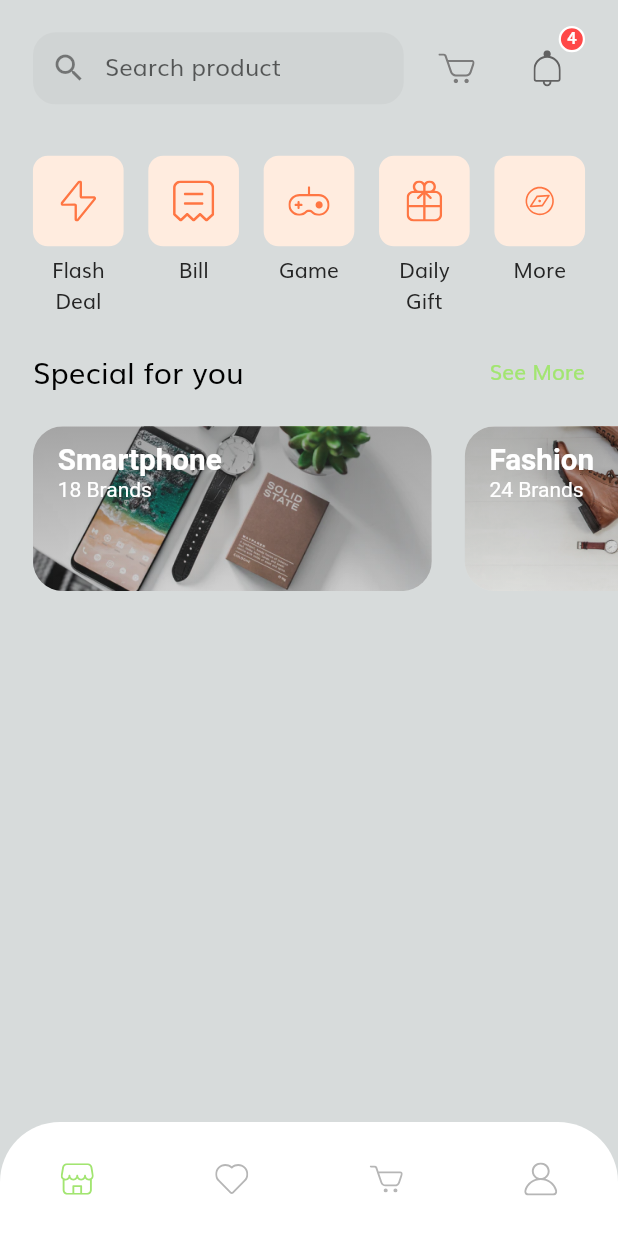
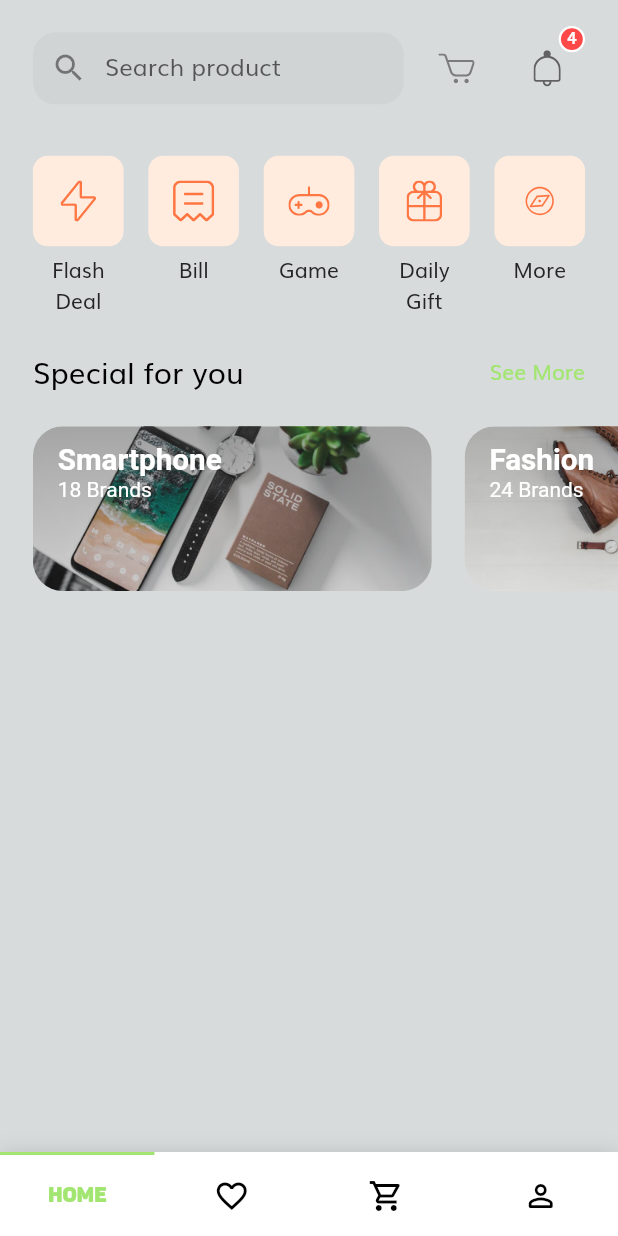
Before and after one commit to SamadDev/MVVM-Ecommerce-FlutterApp, a Flutter app: the HomeScreen screen opened by its route, on a phone screen of 412 x 824 dp. Run offline on Flutter 3.47's test engine with Material 2 defaults, Android fonts, the phone set to English and light mode, and no system bars; drawn by our look-alikes of titled_navigation_bar; our stand-ins replace cloud_firestore, firebase_auth, firebase_core, flutter_svg, modal_progress_hud_nsn; accounts and stored records are empty.

```diff
--- a/lib/screens/cart/components/body.dart
+++ b/lib/screens/cart/components/body.dart
@@ -19,7 +19,7 @@ class _cartBodyState extends State<cartBody> {
   @override
   Widget build(BuildContext context) {
     User user = context.read<AuthenticationService>().CurrentUser();
-    final users_dbServices u = new users_dbServices(uid: user.uid);
+    final users_dbServices u = users_dbServices(uid: user.uid);
 
     return Padding(
       padding:
@@ -28,7 +28,7 @@ class _cartBodyState extends State<cartBody> {
         future: u.getUserCart(),
         builder: (context, snapshot) {
           if (snapshot.connectionState == ConnectionState.done) {
-            print(u.CartProds.length);
+            print(u.userCart.length);
             return ListView.builder(
               itemCount: u.userCart.length,
               itemBuilder: (context, index) => Padding(
--- a/lib/screens/home/home_screen.dart
+++ b/lib/screens/home/home_screen.dart
@@ -1,10 +1,15 @@
 import 'package:flutter/material.dart';
+import 'package:flutter_svg/flutter_svg.dart';
 import 'package:shop_app/components/coustom_bottom_nav_bar.dart';
-import 'package:shop_app/enums.dart';
+import 'package:shop_app/constants.dart';
+import 'package:titled_navigation_bar/titled_navigation_bar.dart';
 import 'package:firebase_auth/firebase_auth.dart';
 import 'components/body.dart';
 import '../../../Services/Products_db.dart';
 import '../../../size_config.dart';
+import 'package:shop_app/screens/splash/splash_screen.dart';
+import 'package:shop_app/screens/cart/cart_screen.dart';
+import 'package:shop_app/screens/profile/profile_screen.dart';
 
 class HomeScreen extends StatefulWidget {
   static String routeName = "/home";
@@ -13,15 +18,20 @@ class HomeScreen extends StatefulWidget {
 }
 
 class _HomeScreenState extends State<HomeScreen> {
+  int _selectedPage = 0;
+  List<Widget> pageList = [];
   final _auth = FirebaseAuth.instance;
   User loggedInUser;
   final product_dbServices p = new product_dbServices();
 
   @override
   void initState() {
+    pageList.add(Body());
+    pageList.add(SplashScreen());
+    pageList.add(CartScreen());
+    pageList.add(ProfileScreen());
     super.initState();
     getCurrentUser();
-    p.getProdsOfCat('Tshirts');
   }
 
   void getCurrentUser() async {
@@ -40,8 +50,39 @@ class _HomeScreenState extends State<HomeScreen> {
   Widget build(BuildContext context) {
     SizeConfig().init(context);
     return Scaffold(
-      body: Body(),
-      bottomNavigationBar: CustomBottomNavBar(selectedMenu: MenuState.home),
+      body: IndexedStack(
+        index: _selectedPage,
+        children: pageList,
+      ),
+      bottomNavigationBar: TitledBottomNavigationBar(
+        curve: Curves.easeInOutQuint,
+        activeColor: PrimaryColor,
+        reverse: true,
+        items: [
+          TitledNavigationBarItem(
+              icon: Icons.home_outlined,
+              title: Text("Home", style: TextStyle(fontFamily: "PantonBold"))),
+          TitledNavigationBarItem(
+              icon: Icons.favorite_border_outlined,
+              title: Text("Favourites",
+                  style: TextStyle(fontFamily: "PantonBold"))),
+          TitledNavigationBarItem(
+              icon: Icons.shopping_cart_outlined,
+              title: Text("Cart", style: TextStyle(fontFamily: "PantonBold"))),
+          TitledNavigationBarItem(
+              icon: Icons.person_outline_rounded,
+              title:
+                  Text("ProfIle", style: TextStyle(fontFamily: "PantonBold"))),
+        ],
+        currentIndex: _selectedPage,
+        onTap: _onItemTapped,
+      ),
     );
   }
+
+  void _onItemTapped(int index) {
+    setState(() {
+      _selectedPage = index;
+    });
+  }
 }
--- a/pubspec.yaml
+++ b/pubspec.yaml
@@ -34,6 +34,7 @@ dependencies:
   firebase_auth: ^3.1.1
   cloud_firestore: ^2.5.2
   modal_progress_hud_nsn: ^0.1.0-nullsafety-0
+  titled_navigation_bar: ^4.1.0
 
 dev_dependencies:
   flutter_test:
```
Also changed, not shown: pubspec.lock.
